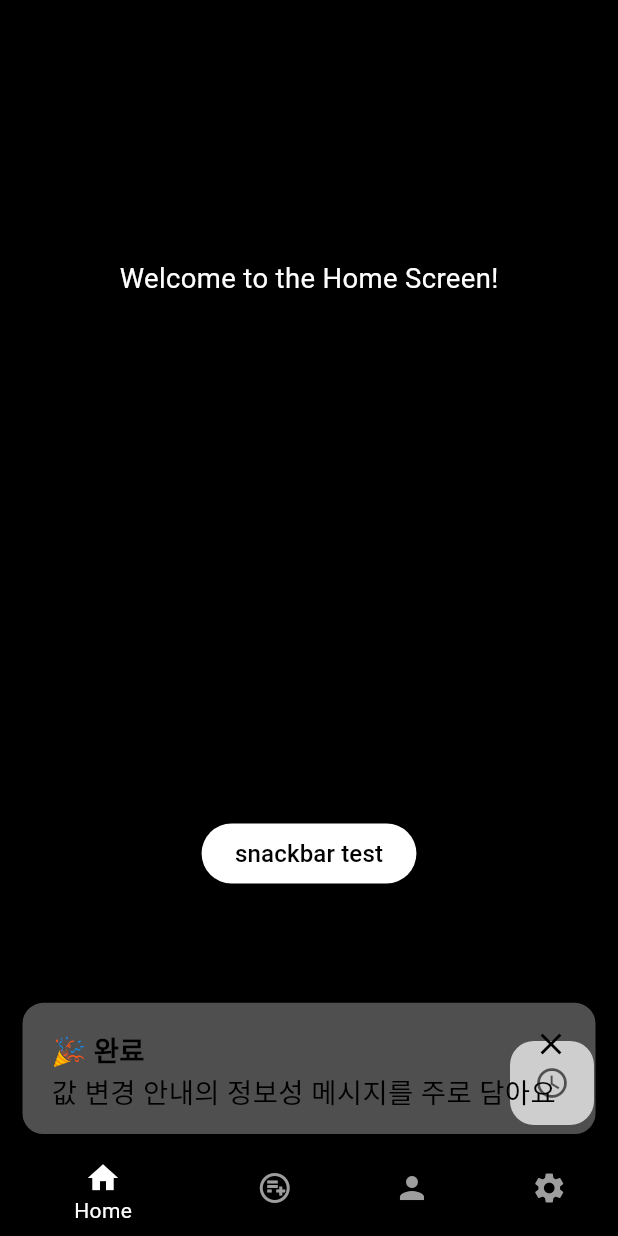
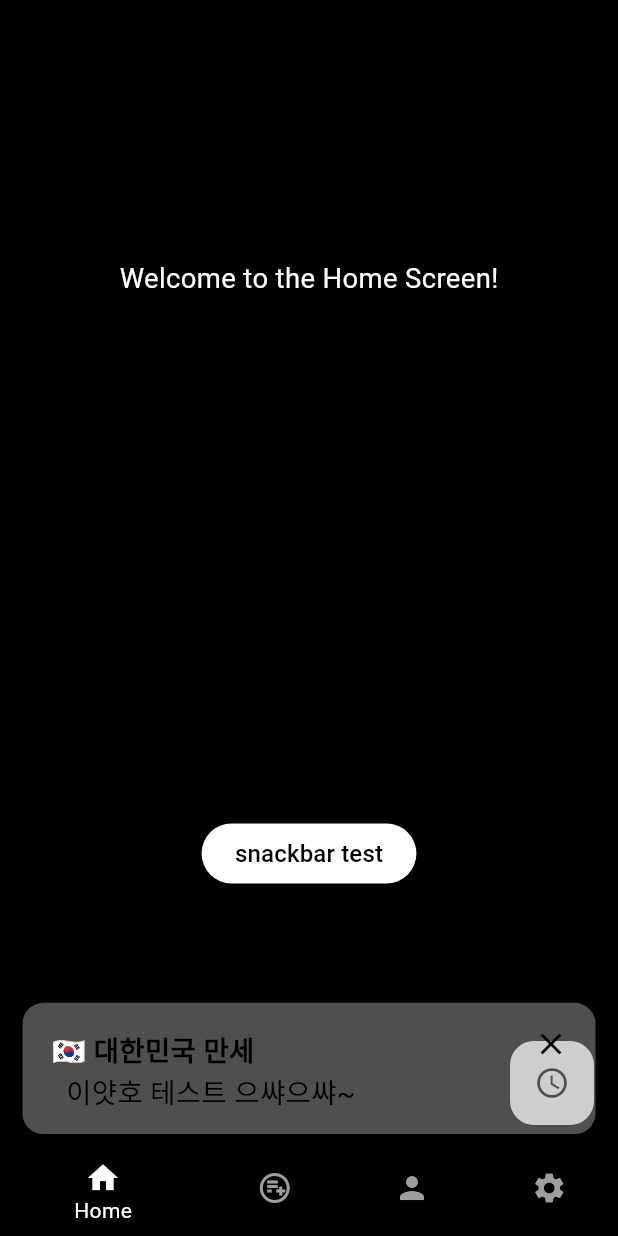
Before and after one commit to DAAC-A00/tickerwatch, a Flutter app: the screen it shows after launch, after a tap on "snackbar test", on a phone screen of 412 x 824 dp. Run offline on Flutter 3.47's test engine with Material 3 defaults, Android fonts, the phone set to English and light mode, and no system bars; our stand-ins replace analog_clock, flutter_riverpod, go_router, hive, hive_flutter; missing offline and left inert: back_button_interceptor; accounts and stored records are empty; network calls fail; Roboto replaces fonts that are missing (Pretendard).

Commit message:
<feat> product default : showCustomSnackBar에 title과 content를 직접 받아 출력하도록 적용

```diff
--- a/lib/product/actiontest/screens/action_test_main_screen.dart
+++ b/lib/product/actiontest/screens/action_test_main_screen.dart
@@ -25,7 +25,7 @@ class _ActionTestMainScreenState extends ConsumerState<ActionTestMainScreen> {
             trailing: const Icon(Icons.textsms),
             title: const Text(' Custom SnackBar 띄우기'),
             onTap: () {
-              showCustomSnackBar(context);
+              showCustomSnackBar(context, '🎉 완료', '값 변경 안내의 정보성 메시지를 주로 담아요');
             },
           ),
         ],
--- a/lib/product/default/widgets/custom_snack_bar.dart
+++ b/lib/product/default/widgets/custom_snack_bar.dart
@@ -2,7 +2,7 @@
 
 import 'package:flutter/material.dart';
 
-void showCustomSnackBar(BuildContext context) {
+void showCustomSnackBar(BuildContext context, String title, String content) {
   final ColorScheme currentTheme = Theme.of(context).colorScheme;
   final double bodySmallSize =
       Theme.of(context).textTheme.bodySmall?.fontSize ?? 20;
@@ -22,17 +22,17 @@ void showCustomSnackBar(BuildContext context) {
         ),
         child: Stack(
           children: [
-            const Column(
+            Column(
               crossAxisAlignment: CrossAxisAlignment.start,
               children: [
                 Text(
-                  '🎉 완료',
-                  style: TextStyle(
+                  title,
+                  style: const TextStyle(
                     fontWeight: FontWeight.bold,
                   ),
                 ),
                 Text(
-                  '값 변경 안내의 정보성 메시지를 주로 담아요',
+                  ' $content',
                 ),
               ],
             ),
--- a/lib/product/home/screens/home_main_screen.dart
+++ b/lib/product/home/screens/home_main_screen.dart
@@ -26,7 +26,8 @@ class _HomeMainScreenState extends ConsumerState<HomeMainScreen> {
               'Welcome to the Home Screen!',
             ),
             ElevatedButton(
-                onPressed: () => showCustomSnackBar(context),
+                onPressed: () => showCustomSnackBar(
+                    context, '🇰🇷 대한민국 만세', ' 이얏호 테스트 으쌰으쌰~'),
                 child: const Text('snackbar test')),
           ],
         ),
```
